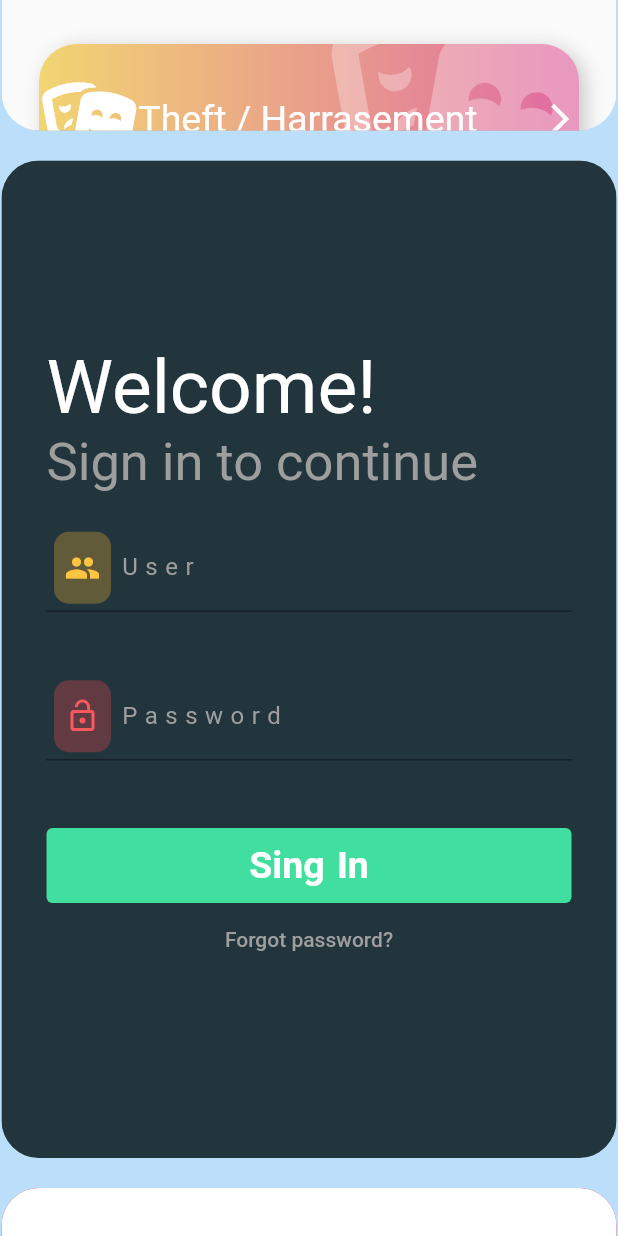
After one commit to Erefor/my_web_page, a Flutter app: the UiPage screen opened by its route, scrolled down 1728 dp, after a tap on "Sing In", on a phone screen of 412 x 824 dp. The commit adds this screen. Run offline on Flutter 3.47's test engine with Material 2 defaults, Android fonts, the phone set to English and light mode, and no system bars; our stand-ins replace animate_do, animated_text_kit, font_awesome_flutter, google_fonts; Roboto replaces fonts that are missing (Ledger, Niramit).

Commit message:
UiPage added with some examples

```diff
--- a/lib/Pages/HomePage.dart
+++ b/lib/Pages/HomePage.dart
@@ -9,7 +9,7 @@ class HomePage extends StatelessWidget {
   @override
   Widget build(BuildContext context) {
     return Scaffold(
-      backgroundColor: Colors.blueAccent,
+      backgroundColor: Colors.blue[100],
       body: Center(
         child: Column(
           mainAxisAlignment: MainAxisAlignment.center,
--- a/lib/Pages/UiPage.dart
+++ b/lib/Pages/UiPage.dart
@@ -1,11 +1,140 @@
+import 'package:animated_text_kit/animated_text_kit.dart';
 import 'package:flutter/material.dart';
+
+import 'package:google_fonts/google_fonts.dart';
+import 'package:my_web_page/Pages/UiPages.dart/Emergency%20Page/EmergencyPage.dart';
+import 'package:my_web_page/Pages/UiPages.dart/UiFormPage.dart';
+import 'package:my_web_page/Pages/UiPages.dart/UiGreenPage.dart';
 class UiPage extends StatelessWidget {
   @override
   Widget build(BuildContext context) {
     return Scaffold(
-      body: Center(
-        child: Text('Hola'),
+      backgroundColor: Colors.blue[100],
+      body: LayoutBuilder(
+        builder: (context, constrains){
+          if(constrains.maxWidth > 879){
+            return _FullView();
+          }else{
+            return _LowView();
+          }
+        },
+      )
+    );
+  }
+}
+
+class _LowView extends StatelessWidget {
+  @override
+  Widget build(BuildContext context) {
+    return SingleChildScrollView(
+      child: Column(
+        crossAxisAlignment: CrossAxisAlignment.center,
+        children: <Widget>[
+          SizedBox(width: double.infinity,height: 20,),
+          DescriptionText(),
+          SizedBox(height: 20,),
+          PageHolder(widget: EmergencyPage()),
+          SizedBox(height: 20,),
+          PageHolder(widget: UiFormPage()),
+          SizedBox(height: 20,),
+          PageHolder(widget: UiGreenPage()),
+          SizedBox(height: 20,),
+        ],
       ),
     );
   }
 }
+
+class _FullView extends StatelessWidget {
+  @override
+  Widget build(BuildContext context) {
+    return SingleChildScrollView(
+      child: Column(
+        children: <Widget>[
+          DescriptionText(),
+          SizedBox(height: 20,),
+          Row(
+            mainAxisAlignment: MainAxisAlignment.spaceEvenly,
+            crossAxisAlignment: CrossAxisAlignment.center,
+            children: <Widget>[
+              PageHolder(widget: EmergencyPage()),
+
+              PageHolder(widget: UiFormPage()),
+            ],
+          ),
+          SizedBox(height: 20,),
+          PageHolder(widget: UiGreenPage()),
+          SizedBox(height: 20,),
+          Row(
+            mainAxisAlignment: MainAxisAlignment.spaceEvenly,
+            crossAxisAlignment: CrossAxisAlignment.center,
+            children: <Widget>[
+              PageHolder(widget: EmergencyPage()),
+
+              PageHolder(widget: EmergencyPage()),
+            ],
+          ),
+          SizedBox(height: 20,),
+        ],
+      ),
+    );
+  }
+}
+
+
+class PageHolder extends StatelessWidget {
+  final Widget widget;
+  const PageHolder({Key? key,required this.widget}) : super(key: key);
+  @override
+  Widget build(BuildContext context) {
+    return ClipRRect(
+      borderRadius: BorderRadius.circular(25),
+      child: Container(
+        height: 665,
+        width: 410,
+        child: widget,
+        decoration: BoxDecoration(
+          boxShadow: [
+            BoxShadow(
+              color: Colors.grey.withOpacity(0.5),
+              spreadRadius: 5,
+              blurRadius: 7,
+              offset: Offset(0, 3), // changes position of shadow
+            ),
+          ],
+        ),
+      ),
+    );
+  }
+}
+
+class DescriptionText extends StatelessWidget {
+  final String headText = 'No matter how complex the design became:';
+
+  @override
+  Widget build(BuildContext context) {
+    return Column(
+      mainAxisAlignment: MainAxisAlignment.center,
+      children: <Widget>[
+        Container(
+          margin: EdgeInsets.symmetric(vertical: 50),
+          child: FlutterLogo(size: 250,),
+        ),
+        Container(
+          margin: EdgeInsets.symmetric(vertical: 100, horizontal: 100),
+          child: AnimatedTextKit(
+            animatedTexts: [
+              TypewriterAnimatedText(headText,
+              textStyle: GoogleFonts.roboto(
+                  color: Colors.white,
+                  fontWeight: FontWeight.bold,
+                  fontSize: 60,
+              ),
+              speed: Duration(milliseconds: 100),
+            )
+          ]),
+        ),
+      ],
+    );
+  }
+}
--- /dev/null
+++ b/lib/Pages/UiPages.dart/Emergency Page/BotonGordo.dart
@@ -0,0 +1,80 @@
+import 'package:flutter/material.dart';
+import 'package:font_awesome_flutter/font_awesome_flutter.dart';
+
+class BotonGordo extends StatelessWidget {
+  final String? text;
+  final IconData? icono;
+  final Color? color1;
+  final Color? color2;
+
+  BotonGordo({this.text, this.icono, this.color1, this.color2});
+  @override
+  Widget build(BuildContext context) {
+    return Container(
+      width: double.infinity,
+      height: 100,
+      margin: EdgeInsets.all(25),
+      decoration: BoxDecoration(
+        color: Colors.red,
+        borderRadius: BorderRadius.all(Radius.circular(25)),
+        boxShadow: <BoxShadow>[
+          BoxShadow(color: Colors.black.withOpacity(0.2),offset: Offset(4, 3), blurRadius: 10)
+        ],
+        gradient: LinearGradient(
+          colors: <Color>[
+            color1!,
+            color2!,
+          ]
+        ),
+      ),
+      child: ClipRRect(
+        borderRadius: BorderRadius.circular(25),
+        child: ButtonContent(icono: icono!,text: text!,)
+      ),
+    );
+  }
+}
+
+class ButtonContent extends StatelessWidget {
+  final IconData? icono;
+  final String? text;
+  ButtonContent({this.icono,this.text});
+  @override
+  Widget build(BuildContext context) {
+    return Stack(
+      children: <Widget>[
+        Positioned(
+          right: -10,
+          top: -25,
+          child: FaIcon(
+            icono,
+            color: Colors.white.withOpacity(0.3),
+            size: 140,
+          )
+        ),
+        Row(
+          crossAxisAlignment: CrossAxisAlignment.center,
+          mainAxisAlignment: MainAxisAlignment.spaceAround,
+          children: <Widget>[
+            SizedBox(height: double.infinity,),
+            FaIcon(
+              icono!,
+              color: Colors.white,
+              size: 50,
+            ),
+            Text(text!,
+              style: TextStyle(
+                color: Colors.white,
+                fontSize: 25
+              ),
+            ),
+            SizedBox(width: 40,),
+            Icon(Icons.arrow_forward_ios,
+              color: Colors.white,
+            )
+          ],
+        )
+      ],
+    );
+  }
+}
--- /dev/null
+++ b/lib/Pages/UiPages.dart/Emergency Page/EmergencyPage.dart
@@ -0,0 +1,56 @@
+import 'package:animate_do/animate_do.dart';
+import 'package:flutter/material.dart';
+
+import 'package:font_awesome_flutter/font_awesome_flutter.dart';
+import 'package:my_web_page/Pages/UiPages.dart/Emergency%20Page/BotonGordo.dart';
+import 'package:my_web_page/Pages/UiPages.dart/Emergency%20Page/Header.dart';
+const color =  Color(0xff6989F5);
+const color2 = Color(0xff906EF5);
+class EmergencyPage extends StatelessWidget{
+  final List<Widget> botones = items.map((e) => FadeInRight(child: BotonGordo(text: e.texto,icono: e.icon, color1: e.color1, color2: e.color2,))).toList();
+  @override
+  Widget build(BuildContext context) {
+    final _screen = MediaQuery.of(context).size;
+    return Scaffold(
+      body: Stack(
+        children: <Widget>[
+          Container(
+            padding: EdgeInsets.only(top: 200),
+            child: ListView(
+              physics: BouncingScrollPhysics(), //Aplica rebote al prinipio y final de la lista
+              children: <Widget>[
+                SizedBox(height: _screen.height * 0.10,),
+                ...botones //Añades una lista a la lista actual agregando tres puntitos
+              ],
+            ),
+          ),
+          Header()
+        ],
+      )
+    );
+  }
+}
+
+//BotonGordo(text: 'Chales',icono: FontAwesomeIcons.carCrash,color1: color,color2: color2,),
+class ItemBoton {
+  final IconData icon;
+  final String texto;
+  final Color color1;
+  final Color color2;
+
+  ItemBoton( this.icon, this.texto, this.color1, this.color2 );
+}
+final items = <ItemBoton>[
+  new ItemBoton( FontAwesomeIcons.carCrash, 'Motor Accident', Color(0xff6989F5), Color(0xff906EF5) ),
+  new ItemBoton( FontAwesomeIcons.plus, 'Medical Emergency', Color(0xff66A9F2), Color(0xff536CF6) ),
+  new ItemBoton( FontAwesomeIcons.theaterMasks, 'Theft / Harrasement', Color(0xffF2D572), Color(0xffE06AA3) ),
+  new ItemBoton( FontAwesomeIcons.biking, 'Awards', Color(0xff317183), Color(0xff46997D) ),
+  new ItemBoton( FontAwesomeIcons.carCrash, 'Motor Accident', Color(0xff6989F5), Color(0xff906EF5) ),
+  new ItemBoton( FontAwesomeIcons.plus, 'Medical Emergency', Color(0xff66A9F2), Color(0xff536CF6) ),
+  new ItemBoton( FontAwesomeIcons.theaterMasks, 'Theft / Harrasement', Color(0xffF2D572), Color(0xffE06AA3) ),
+  new ItemBoton( FontAwesomeIcons.biking, 'Awards', Color(0xff317183), Color(0xff46997D) ),
+  new ItemBoton( FontAwesomeIcons.carCrash, 'Motor Accident', Color(0xff6989F5), Color(0xff906EF5) ),
+  new ItemBoton( FontAwesomeIcons.plus, 'Medical Emergency', Color(0xff66A9F2), Color(0xff536CF6) ),
+  new ItemBoton( FontAwesomeIcons.theaterMasks, 'Theft / Harrasement', Color(0xffF2D572), Color(0xffE06AA3) ),
+  new ItemBoton( FontAwesomeIcons.biking, 'Awards', Color(0xff317183), Color(0xff46997D) ),
+];
--- /dev/null
+++ b/lib/Pages/UiPages.dart/Emergency Page/Header.dart
@@ -0,0 +1,52 @@
+import 'package:flutter/material.dart';
+import 'package:font_awesome_flutter/font_awesome_flutter.dart';
+class Header extends StatelessWidget {
+  @override
+  Widget build(BuildContext context) {
+
+    return Container(
+      width: double.infinity,
+      height:  250,
+      decoration: BoxDecoration(
+        borderRadius: BorderRadius.only(bottomLeft: Radius.circular(100)),
+        gradient: LinearGradient(
+          begin: Alignment.topCenter,
+          end: Alignment.bottomCenter,
+          colors: <Color>[
+            Color(0xff526BF6),
+            Color(0xff67ACf2),
+          ]
+        ),
+      ),
+      child: Stack(
+        children: <Widget>[
+          Positioned(
+            top: -40,
+            left: -40,
+            child: FaIcon(FontAwesomeIcons.plus,
+            color: Colors.white.withOpacity(0.2),
+            size: 200,)
+          ),
+          _Content()
+        ],
+      ),
+    );
+  }
+}
+
+class _Content extends StatelessWidget {
+  @override
+  Widget build(BuildContext context) {
+    return Column(
+      mainAxisAlignment: MainAxisAlignment.center,
+      crossAxisAlignment: CrossAxisAlignment.center,
+      children: <Widget>[
+        SizedBox(width: double.infinity,),
+        Text('Haz solicitado',style: TextStyle(color: Colors.white,fontSize: 25)),
+        SizedBox(height: 30,),
+        Text('Asistencia Médica', style: TextStyle(color: Colors.white, fontSize: 36),),
+        FaIcon(FontAwesomeIcons.plus,color: Colors.white, size: 90,)
+      ],
+    );
+  }
+}
--- /dev/null
+++ b/lib/Pages/UiPages.dart/UiFormPage.dart
@@ -0,0 +1,117 @@
+import 'package:flutter/material.dart';
+import 'package:google_fonts/google_fonts.dart';
+
+class UiFormPage extends StatelessWidget {
+  @override
+  Widget build(BuildContext context) {
+    return Scaffold(
+      backgroundColor: Color(0xff22343C),
+      body: Padding(
+        padding: const EdgeInsets.all(30),
+        child: Column(
+          mainAxisAlignment: MainAxisAlignment.center,
+          crossAxisAlignment: CrossAxisAlignment.start,
+          children: <Widget>[
+            WelcomeMsg(),
+            TextFields(),
+            SingInButton()
+          ],
+        ),
+      ),
+    );
+  }
+}
+
+class WelcomeMsg extends StatelessWidget {
+  @override
+  Widget build(BuildContext context) {
+    return Column(
+      crossAxisAlignment: CrossAxisAlignment.start,
+      children: <Widget>[
+        Text('Welcome!', style: GoogleFonts.ledger(
+          color: Colors.white,
+          fontSize: 50
+        ),),
+        Text('Sign in to continue', style: GoogleFonts.ledger(
+          color: Colors.grey,
+          fontSize: 35,
+          textBaseline: TextBaseline.alphabetic
+        ),),
+      ],
+    );
+  }
+}
+
+class TextFields extends StatelessWidget {
+
+  @override
+  Widget build(BuildContext context) {
+    return Column(
+      mainAxisAlignment:MainAxisAlignment.start,
+      children: <Widget>[
+        CustomTextField(texto: 'User',icono: Icons.people,colorDeFondoDeIcono: Color(0xff625B39),colorDeIcono: Color(0xffFFC542),),
+        CustomTextField(texto: 'Password',icono: Icons.lock_open, colorDeFondoDeIcono: Color(0xff623A42),colorDeIcono: Color(0xffFF575F),),
+      ],
+    );
+  }
+}
+
+
+class CustomTextField extends StatelessWidget {
+  CustomTextField({this.icono,this.texto,this.colorDeIcono,this.colorDeFondoDeIcono});
+  final IconData? icono;
+  final String? texto;
+  final Color? colorDeIcono;
+  final Color? colorDeFondoDeIcono;
+  @override
+  Widget build(BuildContext context) {
+   return Container(
+     margin: EdgeInsets.symmetric(vertical: 20),
+     width: 350,
+     child: TextField(
+       decoration: InputDecoration(
+         prefixIcon: Container(
+           child: Icon(icono, color: colorDeIcono,),
+           decoration: BoxDecoration(
+             borderRadius: BorderRadius.all(Radius.circular(10)),
+             color: colorDeFondoDeIcono
+          ),
+         margin: EdgeInsets.symmetric(horizontal: 5),),
+         labelText: texto,
+         labelStyle: TextStyle(color: Colors.grey,letterSpacing: 5)
+       ),
+     ),
+   );
+  }
+}
+
+class SingInButton extends StatelessWidget {
+
+  @override
+  Widget build(BuildContext context) {
+    return  Column(
+      children: [
+        Container(
+          width: double.infinity,
+          margin: EdgeInsets.only(top: 25),
+          child: TextButton(
+            style: ButtonStyle(
+              backgroundColor: MaterialStateProperty.all<Color>(Color(0xff40DF9F)),
+              minimumSize: MaterialStateProperty.all<Size>(Size(250, 50)),
+            ),
+            onPressed: (){},
+            child: Text('Sing In',
+              style: GoogleFonts.niramit(
+                color: Colors.white,
+                fontSize: 25,
+                wordSpacing: 2,
+                fontWeight: FontWeight.bold
+              ),
+            ),
+          ),
+        ),
+        TextButton(onPressed: (){}, child: Text('Forgot password?', style: TextStyle(color: Colors.grey),))
+      ],
+    );
+  }
+}
--- /dev/null
+++ b/lib/Pages/UiPages.dart/UiGreenPage.dart
@@ -0,0 +1,102 @@
+import 'package:flutter/material.dart';
+import 'package:google_fonts/google_fonts.dart';
+
+final String descrip = 'Aliquip enim minim in veniam duis elit. Aute magna sint nostrud dolore. Occaecat tempor cupidatat irure dolor reprehenderit aute amet aute in pariatur aliquip. Amet aute in pariatur aliquip.';
+
+class UiGreenPage extends StatelessWidget {
+  @override
+  Widget build(BuildContext context) {
+    return Scaffold(
+      backgroundColor: Colors.pink,
+      body: Stack(
+        children: <Widget>[
+          Background(),
+          Content(),
+        ],
+      ),
+    );
+  }
+}
+
+class Background extends StatelessWidget {
+  @override
+  Widget build(BuildContext context) {
+    final _screenSize = MediaQuery.of(context).size;
+    return Column(
+      mainAxisAlignment: MainAxisAlignment.end,
+      children: [
+        SizedBox(width: double.infinity,),
+        Container(
+          height: _screenSize.height  *0.6,
+          width: double.infinity,
+          decoration: BoxDecoration(
+            color: Colors.black,
+            image: DecorationImage(
+              image: AssetImage('lib/assets/design2-1.PNG'),
+              fit: BoxFit.cover,
+            )
+          ),
+        ),
+      ],
+    );
+  }
+}
+
+class Content extends StatelessWidget {
+  @override
+  Widget build(BuildContext context) {
+    return Container(
+      height: 330,
+      decoration: BoxDecoration(
+        color: Colors.white,
+        borderRadius: BorderRadius.only(topLeft: Radius.zero, topRight: Radius.zero, bottomRight: Radius.circular(70), bottomLeft: Radius.circular(70))
+      ),
+      child: Column(
+        mainAxisAlignment: MainAxisAlignment.center,
+        children: <Widget>[
+          SizedBox(width: double.infinity,),
+          Padding(
+            padding: const EdgeInsets.only(left: 20,right: 20,bottom: 10),
+            child: FittedBox(
+              child: Text('Start with the latest trends + 3D',
+                style: GoogleFonts.geo(
+                  color: Colors.black,
+                  fontSize: 50,
+                  wordSpacing: 2
+                ),
+              ),
+            ),
+          ),
+          Padding(
+            padding: const EdgeInsets.only(left: 20,right: 20),
+            child: Text(descrip,
+              style: GoogleFonts.niramit(
+                color: Colors.grey,
+                fontSize: 20,
+                wordSpacing: 2,
+              ),
+              textAlign: TextAlign.justify,
+            ),
+          ),
+          Container(
+            margin: EdgeInsets.only(top: 25),
+            child: TextButton(
+              style: ButtonStyle(
+                backgroundColor: MaterialStateProperty.all<Color>(Colors.black),
+                minimumSize: MaterialStateProperty.all<Size>(Size(250, 50)),
+              ),
+              onPressed: (){},
+              child: Text('Start',
+                style: GoogleFonts.niramit(
+                  color: Colors.white,
+                  fontSize: 25,
+                  wordSpacing: 2,
+                ),
+              ),
+            ),
+          )
+        ],
+      ),
+    );
+  }
+}
--- a/lib/Widgets/Buttons.dart
+++ b/lib/Widgets/Buttons.dart
@@ -21,7 +21,7 @@ class OtroBoton extends StatelessWidget {
         },
         child: Text(text, style: GoogleFonts.lato(
           color: Color(0xff28527a),
-          fontSize: _screenInfo.width < 500 ? 15 : 20,
+          fontSize: _screenInfo.width < 500 ? 15 : 18,
         )),
       ),
     );
--- a/pubspec.yaml
+++ b/pubspec.yaml
@@ -30,6 +30,8 @@ dependencies:
   cupertino_icons: ^1.0.2
   google_fonts: ^2.0.0
   animate_do: ^2.0.0
+  font_awesome_flutter: ^9.0.0
+  animated_text_kit: ^4.2.1
 
 dev_dependencies:
   flutter_test:
```
Also changed, not shown: lib/assets/design2-1.PNG (added), pubspec.lock.
